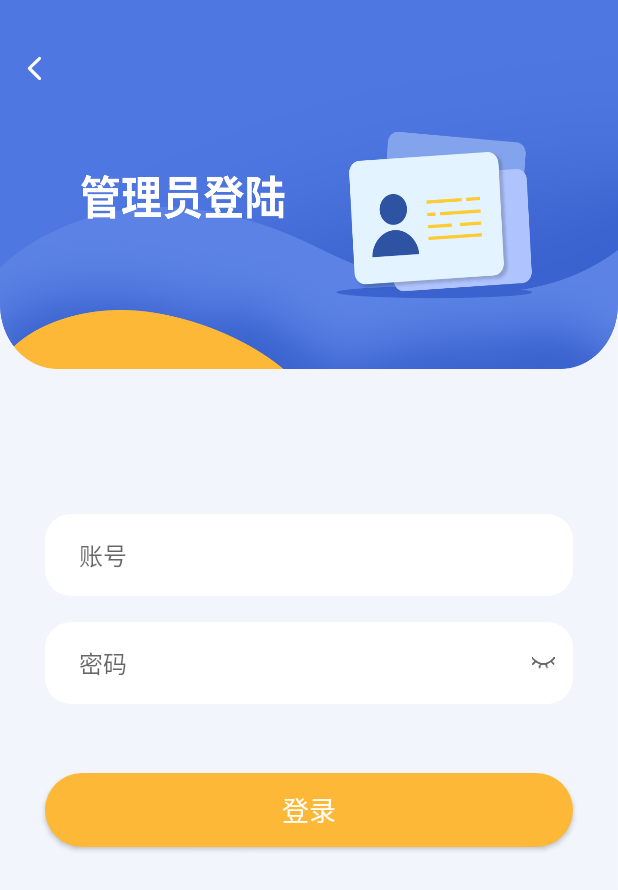
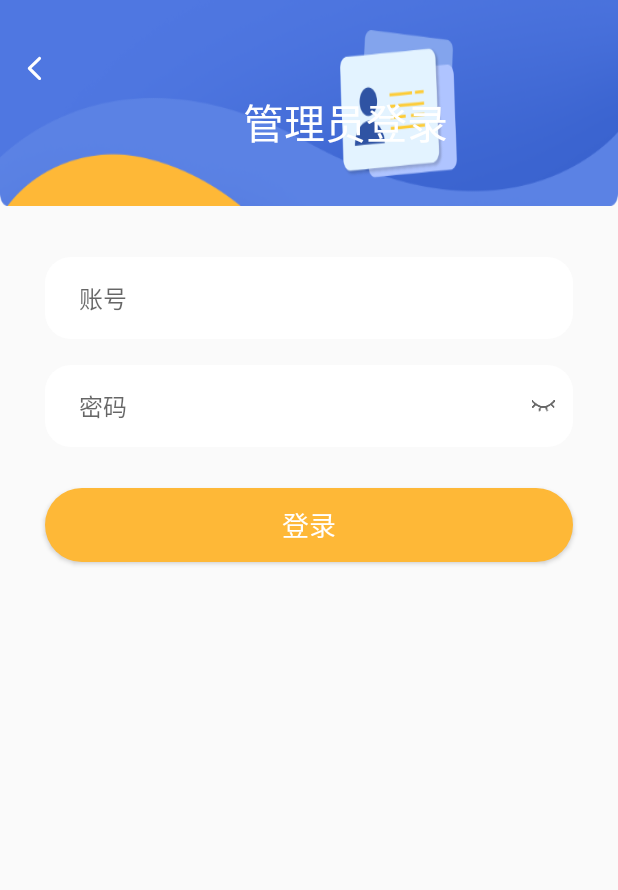
Before and after one commit to yhmatg/ToolBox, an Android app: the layout activity_manager_login.xml on its own in the app's theme, with its tools: preview values and no code run, on a phone screen of 412 x 824 dp. Shown: the top 890 px of the screen. Run offline under Robolectric (Android 15) with nearby library versions, the phone set to English and light mode, and no system bars.

Commit message:
modify login layout

```diff
--- a/app/src/main/AndroidManifest.xml
+++ b/app/src/main/AndroidManifest.xml
@@ -46,7 +46,8 @@
         <activity
             android:name=".ui.manager.ManagerLoginActivity"
             android:launchMode="singleTop"
-            android:screenOrientation="portrait"></activity>
+            android:screenOrientation="portrait"
+            android:windowSoftInputMode="stateHidden|adjustPan"></activity>
         <activity
             android:name=".ui.manager.ManagerHomeActivity"
             android:launchMode="singleTop"
--- a/app/src/main/res/layout/activity_manager_login.xml
+++ b/app/src/main/res/layout/activity_manager_login.xml
@@ -1,24 +1,42 @@
 <?xml version="1.0" encoding="utf-8"?>
 <RelativeLayout xmlns:android="http://schemas.android.com/apk/res/android"
     android:layout_width="match_parent"
-    android:layout_height="match_parent"
-    android:background="@drawable/manager_login_back">
+    android:layout_height="match_parent">
+
+    <LinearLayout
+        android:id="@+id/ll_head"
+        android:layout_width="match_parent"
+        android:layout_height="@dimen/dp_120"
+        android:background="@drawable/manager_login_back"
+        android:orientation="horizontal">
+
+        <TextView
+            android:layout_width="wrap_content"
+            android:layout_height="wrap_content"
+            android:layout_marginStart="@dimen/dp_142"
+            android:layout_marginTop="@dimen/dp_53"
+            android:text="管理员登录"
+            android:textColor="@color/white"
+            android:textSize="@dimen/sp_24" />
+    </LinearLayout>
 
     <ImageView
-        android:layout_marginTop="@dimen/dp_20"
         android:id="@+id/title_back"
         android:layout_width="@dimen/dp_40"
         android:layout_height="@dimen/dp_40"
+        android:layout_marginTop="@dimen/dp_20"
         android:padding="@dimen/dp_12"
         android:src="@drawable/left_arrow" />
 
 
     <LinearLayout
         android:id="@+id/account_layout"
-        android:layout_width="match_parent"
+        android:layout_width="@dimen/dp_320"
         android:layout_height="wrap_content"
+        android:layout_below="@+id/ll_head"
+        android:layout_centerHorizontal="true"
         android:layout_marginStart="@dimen/dp_26"
-        android:layout_marginTop="@dimen/dp_300"
+        android:layout_marginTop="@dimen/dp_30"
         android:layout_marginEnd="@dimen/dp_26"
         android:background="@drawable/bg_search"
         android:orientation="vertical">
@@ -29,18 +47,19 @@
             android:layout_height="@dimen/dp_48"
             android:background="@null"
             android:drawablePadding="9.5dp"
-            android:paddingStart="@dimen/dp_20"
             android:hint="@string/login_hint"
             android:inputType="textNoSuggestions"
+            android:paddingStart="@dimen/dp_20"
             android:textSize="@dimen/sp_14" />
 
     </LinearLayout>
 
     <LinearLayout
         android:id="@+id/password_layout"
-        android:layout_width="match_parent"
+        android:layout_width="@dimen/dp_320"
         android:layout_height="wrap_content"
         android:layout_below="@+id/account_layout"
+        android:layout_centerHorizontal="true"
         android:layout_gravity="center_horizontal"
         android:layout_marginStart="@dimen/dp_26"
         android:layout_marginTop="@dimen/dp_15"
@@ -58,12 +77,12 @@
                 android:id="@+id/edit_password"
                 android:layout_width="0dp"
                 android:layout_height="@dimen/dp_48"
-                android:paddingStart="@dimen/dp_20"
                 android:layout_weight="1"
                 android:background="@null"
                 android:drawablePadding="9.5dp"
                 android:hint="@string/user_passward"
                 android:inputType="textPassword"
+                android:paddingStart="@dimen/dp_20"
                 android:textSize="@dimen/sp_14" />
 
             <ImageView
@@ -77,17 +96,15 @@
 
     <Button
         android:id="@+id/btn_login"
-        android:layout_width="match_parent"
+        android:layout_width="@dimen/dp_320"
         android:layout_height="@dimen/dp_43"
+        android:layout_below="@+id/password_layout"
         android:layout_alignStart="@+id/password_layout"
         android:layout_alignEnd="@+id/password_layout"
-        android:layout_below="@+id/password_layout"
         android:layout_centerHorizontal="true"
-        android:layout_marginTop="@dimen/dp_40"
+        android:layout_marginTop="@dimen/dp_24"
         android:background="@drawable/login_bt_shape"
         android:text="@string/login"
         android:textColor="#ffffffff"
         android:textSize="18sp" />
-
-
 </RelativeLayout>
```
Also changed, not shown: app/src/main/res/drawable-hdpi/manager_login_back.png, app/src/main/res/drawable-xhdpi/manager_login_back.png, app/src/main/res/drawable-xxhdpi/manager_login_back.png, app/src/main/res/drawable-xxxhdpi/manager_login_back.png. Lines whose indentation alone changed are shown as unchanged.
